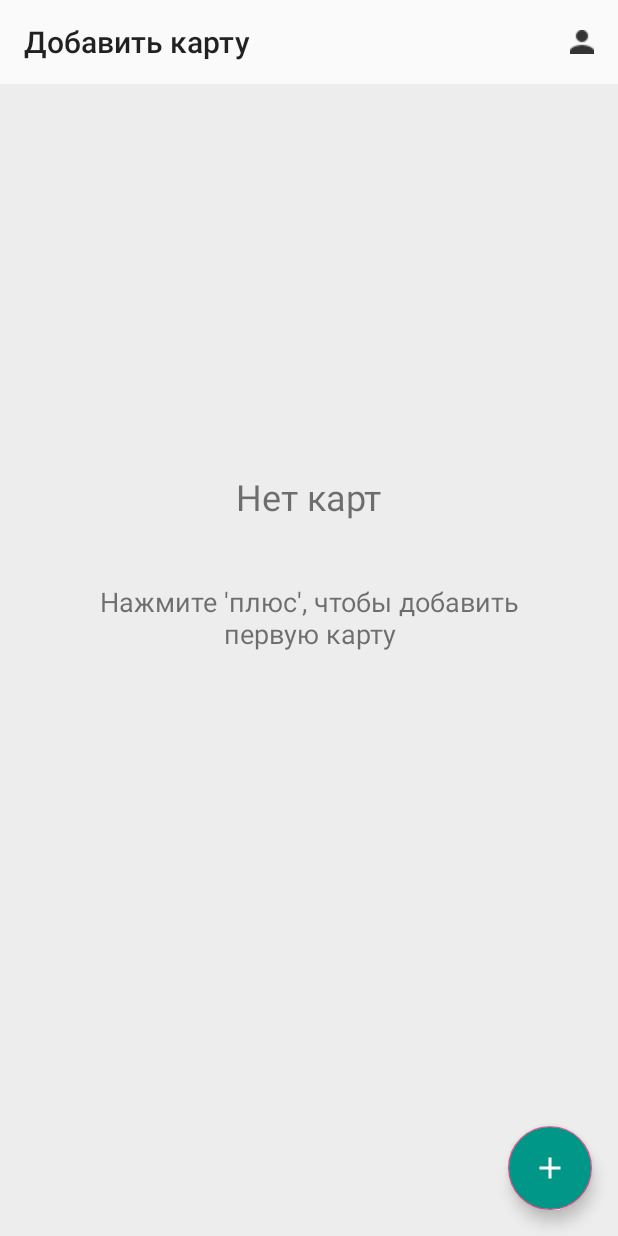
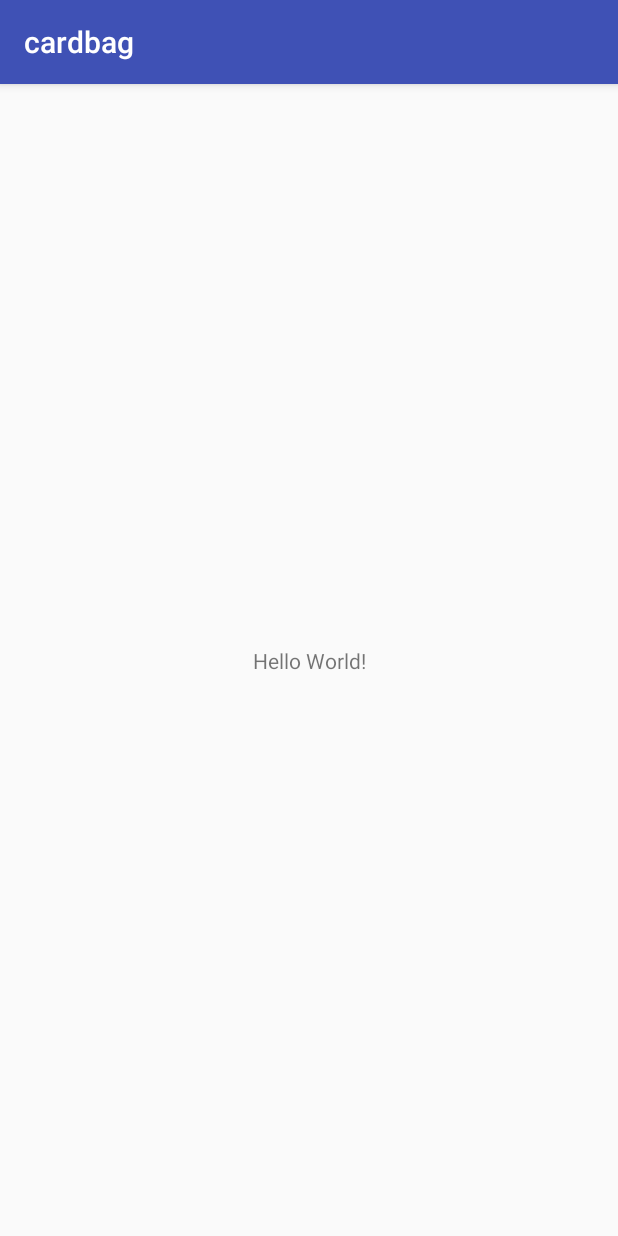
Before and after one commit to SergeyGluxov/CARDbag, an Android app: the screen it shows after launch (CardList before the commit, CardListActivity after it), on a phone screen of 412 x 824 dp. Run offline under Robolectric (Android 15) with nearby library versions, the phone set to English and light mode, and no system bars.

Commit message:
Внес изменения в мастер

```diff
--- a/app/build.gradle
+++ b/app/build.gradle
@@ -3,7 +3,7 @@ apply plugin: 'com.android.application'
 android {
     compileSdkVersion 28
     defaultConfig {
-        applicationId "com.example.homework3"
+        applicationId "info.goodline.cardbag"
         minSdkVersion 19
         targetSdkVersion 28
         versionCode 1
@@ -25,5 +25,4 @@ dependencies {
     testImplementation 'junit:junit:4.12'
     androidTestImplementation 'com.android.support.test:runner:1.0.2'
     androidTestImplementation 'com.android.support.test.espresso:espresso-core:3.0.2'
-    implementation 'com.android.support:design:28.0.0'
 }
--- a/app/src/main/AndroidManifest.xml
+++ b/app/src/main/AndroidManifest.xml
@@ -1,6 +1,6 @@
 <?xml version="1.0" encoding="utf-8"?>
 <manifest xmlns:android="http://schemas.android.com/apk/res/android"
-    package="com.example.homework3">
+    package="info.goodline.cardbag">
 
     <application
         android:allowBackup="true"
@@ -9,7 +9,7 @@
         android:roundIcon="@mipmap/ic_launcher_round"
         android:supportsRtl="true"
         android:theme="@style/AppTheme">
-        <activity android:name=".CardList">
+        <activity android:name=".CardListActivity">
             <intent-filter>
                 <action android:name="android.intent.action.MAIN" />
 
--- a/app/src/main/java/com/example/homework3/CardList.java
+++ /dev/null
@@ -1,76 +0,0 @@
-package com.example.homework3;
-
-import android.content.Intent;
-import android.support.annotation.Nullable;
-import android.support.v7.app.AppCompatActivity;
-import android.support.v7.widget.Toolbar;
-import android.os.Bundle;
-import android.view.Menu;
-import android.view.MenuInflater;
-import android.view.View;
-import android.widget.RelativeLayout;
-import android.widget.TextView;
-
-
-public class CardList extends AppCompatActivity {
-
-    private Toolbar toolbar;
-    private RelativeLayout relateCard;
-    private RelativeLayout relatlNoCard;
-    private static final int ADD_CARD = 1;
-
-    @Override
-    protected void onCreate(Bundle savedInstanceState) {
-        super.onCreate(savedInstanceState);
-        setContentView(R.layout.activity_card_list);
-
-        toolbar = findViewById(R.id.toolbar);
-        setSupportActionBar(toolbar);
-        getSupportActionBar().setTitle("Добавить карту");
-
-        relateCard = findViewById(R.id.rl_card);
-        relateCard.setVisibility(View.GONE);
-        relatlNoCard = findViewById(R.id.rl_no_card);
-    }
-
-    @Override
-    public boolean onCreateOptionsMenu(Menu menu) {
-        MenuInflater inflater = getMenuInflater();
-        inflater.inflate(R.menu.menu, menu);
-        return true;
-    }
-
-    @Override
-    protected void onActivityResult(int requestCode, int resultCode, @Nullable Intent data) {
-        super.onActivityResult(requestCode, resultCode, data);
-
-        relateCard.setVisibility(View.VISIBLE);
-        relatlNoCard.setVisibility(View.GONE);
-
-        TextView tvName = findViewById(R.id.tvName);
-        TextView tvCategory = findViewById(R.id.tvCategory);
-        TextView tvDiscount = findViewById(R.id.tvDiscount);
-
-        Bundle arg = getIntent().getExtras();
-        if (arg == null) {
-            return;
-        }
-
-        Card card = (Card) arg.getSerializable(Card.class.getSimpleName());
-
-        String name = card.getName().toString();
-        String category = card.getCategory().toString();
-        String discount = card.getDiscount().toString();
-
-        tvName.setText(name);
-        tvCategory.setText(category);
-        tvDiscount.setText("Скидка " + discount + "%");
-        return;
-
-    }
-
-    public void onClick(View view) {
-        Intent intent = new Intent(this, AddCard.class);
-        startActivityForResult(intent, ADD_CARD);
-    }
-}
--- /dev/null
+++ b/app/src/main/java/info/goodline/cardbag/CardListActivity.java
@@ -0,0 +1,13 @@
+package info.goodline.cardbag;
+
+import android.support.v7.app.AppCompatActivity;
+import android.os.Bundle;
+
+public class CardListActivity extends AppCompatActivity {
+
+    @Override
+    protected void onCreate(Bundle savedInstanceState) {
+        super.onCreate(savedInstanceState);
+        setContentView(R.layout.activity_card_list);
+    }
+}
--- a/app/src/main/res/drawable/shapes.xml
+++ /dev/null
@@ -1,5 +0,0 @@
-<vector android:height="14dp" android:tint="#FFFFFF"
-    android:viewportHeight="24.0" android:viewportWidth="24.0"
-    android:width="14dp" xmlns:android="http://schemas.android.com/apk/res/android">
-    <path android:fillColor="#FF000000" android:pathData="M19,13h-6v6h-2v-6H5v-2h6V5h2v6h6v2z"/>
-</vector>
--- a/app/src/main/res/layout/activity_card_list.xml
+++ b/app/src/main/res/layout/activity_card_list.xml
@@ -1,114 +1,18 @@
 <?xml version="1.0" encoding="utf-8"?>
-<RelativeLayout xmlns:android="http://schemas.android.com/apk/res/android"
+<android.support.constraint.ConstraintLayout xmlns:android="http://schemas.android.com/apk/res/android"
     xmlns:app="http://schemas.android.com/apk/res-auto"
     xmlns:tools="http://schemas.android.com/tools"
     android:layout_width="match_parent"
     android:layout_height="match_parent"
-    android:background="#EDEDED"
-    tools:context=".CardList">
+    tools:context=".CardListActivity">
 
-    <android.support.v7.widget.Toolbar
-        android:id="@+id/toolbar"
-        android:layout_width="match_parent"
-        android:layout_height="?attr/actionBarSize"
-        android:background="#FAFAFA" />
+    <TextView
+        android:layout_width="wrap_content"
+        android:layout_height="wrap_content"
+        android:text="Hello World!"
+        app:layout_constraintBottom_toBottomOf="parent"
+        app:layout_constraintLeft_toLeftOf="parent"
+        app:layout_constraintRight_toRightOf="parent"
+        app:layout_constraintTop_toTopOf="parent" />
 
-    <RelativeLayout
-        android:id="@+id/rl_no_card"
-        android:layout_width="match_parent"
-        android:layout_height="match_parent">
-
-        <TextView
-            android:id="@+id/tvTitle"
-            android:layout_width="wrap_content"
-            android:layout_height="wrap_content"
-            android:layout_above="@id/tvDescription"
-            android:layout_centerHorizontal="true"
-            android:text="Нет карт"
-            android:textSize="24sp" />
-
-        <TextView
-            android:id="@+id/tvDescription"
-            android:layout_width="wrap_content"
-            android:layout_height="wrap_content"
-            android:layout_centerHorizontal="true"
-            android:layout_centerVertical="true"
-            android:layout_margin="24dp"
-            android:gravity="center"
-            android:padding="17dp"
-            android:text="Нажмите 'плюс', чтобы добавить первую карту"
-            android:textSize="18sp" />
-
-    </RelativeLayout>
-
-    <RelativeLayout
-        android:layout_width="match_parent"
-        android:layout_height="match_parent">
-
-
-        <android.support.design.widget.FloatingActionButton
-            android:id="@+id/floatingActionButton"
-            android:layout_width="wrap_content"
-            android:layout_height="wrap_content"
-            android:layout_alignParentBottom="true"
-            android:layout_alignParentEnd="true"
-            android:layout_marginBottom="17dp"
-            android:layout_marginEnd="17dp"
-            android:clickable="true"
-            android:backgroundTint="#009788"
-            android:src="@drawable/shapes"
-            app:fabSize="normal"/>
-    </RelativeLayout>
-
-
-    <RelativeLayout
-        android:id="@+id/rl_card"
-        android:layout_width="match_parent"
-        android:layout_height="match_parent"
-        android:layout_below="@id/toolbar">
-
-        <TextView
-            android:id="@+id/tvName"
-            android:layout_width="wrap_content"
-            android:layout_height="wrap_content"
-            android:text="Название"
-            android:textSize="11pt"
-            android:layout_marginLeft="17dp"
-            android:layout_marginTop="24dp"
-            android:layout_marginBottom="17dp"
-            android:textColor="#333333"/>
-
-        <ImageView
-            android:id="@+id/img_card"
-            android:layout_width="wrap_content"
-            android:layout_height="wrap_content"
-            android:layout_centerHorizontal="true"
-            android:layout_below="@id/tvName"
-            android:src="@drawable/card"
-            android:scaleType="centerCrop"/>
-
-        <TextView
-            android:id="@+id/tvCategory"
-            android:layout_width="wrap_content"
-            android:layout_height="wrap_content"
-            android:layout_below="@id/img_card"
-            android:text="категория"
-            android:layout_marginLeft="17dp"
-            android:layout_marginTop="20dp"
-            android:textColor="#9B9B9B"/>
-
-        <TextView
-            android:id="@+id/tvDiscount"
-            android:layout_width="wrap_content"
-            android:layout_height="wrap_content"
-            android:layout_below="@id/img_card"
-            android:layout_alignParentRight="true"
-            android:layout_marginTop="20dp"
-            android:layout_marginRight="26dp"
-            android:text="процент"
-            android:textColor="#009788"/>
-
-    </RelativeLayout>
-
-
-</RelativeLayout>
+</android.support.constraint.ConstraintLayout>
--- a/app/src/main/res/menu/menu.xml
+++ /dev/null
@@ -1,11 +0,0 @@
-<?xml version="1.0" encoding="utf-8"?>
-<menu xmlns:android="http://schemas.android.com/apk/res/android"
-    xmlns:app="http://schemas.android.com/apk/res-auto">
-
-    <item
-        android:id="@+id/profile"
-        android:icon="@drawable/vector"
-        android:title="Поиск"
-        app:showAsAction="always" />
-
-</menu>
--- a/app/src/main/res/values/strings.xml
+++ b/app/src/main/res/values/strings.xml
@@ -1,3 +1,3 @@
 <resources>
-    <string name="app_name">HomeWork3</string>
+    <string name="app_name">cardbag</string>
 </resources>
--- a/app/src/main/res/values/styles.xml
+++ b/app/src/main/res/values/styles.xml
@@ -1,7 +1,7 @@
 <resources>
 
     <!-- Base application theme. -->
-    <style name="AppTheme" parent="Theme.AppCompat.Light.NoActionBar">
+    <style name="AppTheme" parent="Theme.AppCompat.Light.DarkActionBar">
         <!-- Customize your theme here. -->
         <item name="colorPrimary">@color/colorPrimary</item>
         <item name="colorPrimaryDark">@color/colorPrimaryDark</item>
```
Also changed, not shown: app/src/main/java/com/example/homework3/AddCard.java (deleted, +0 -54 lines), app/src/main/java/com/example/homework3/Card.java (deleted, +0 -35 lines), app/src/main/res/layout/activity_add_card.xml (deleted, +0 -58 lines), app/src/main/res/drawable-v24/card.png (deleted), app/src/main/res/drawable-v24/vector.png (deleted), gradle/wrapper/gradle-wrapper.properties, 4 other files.
